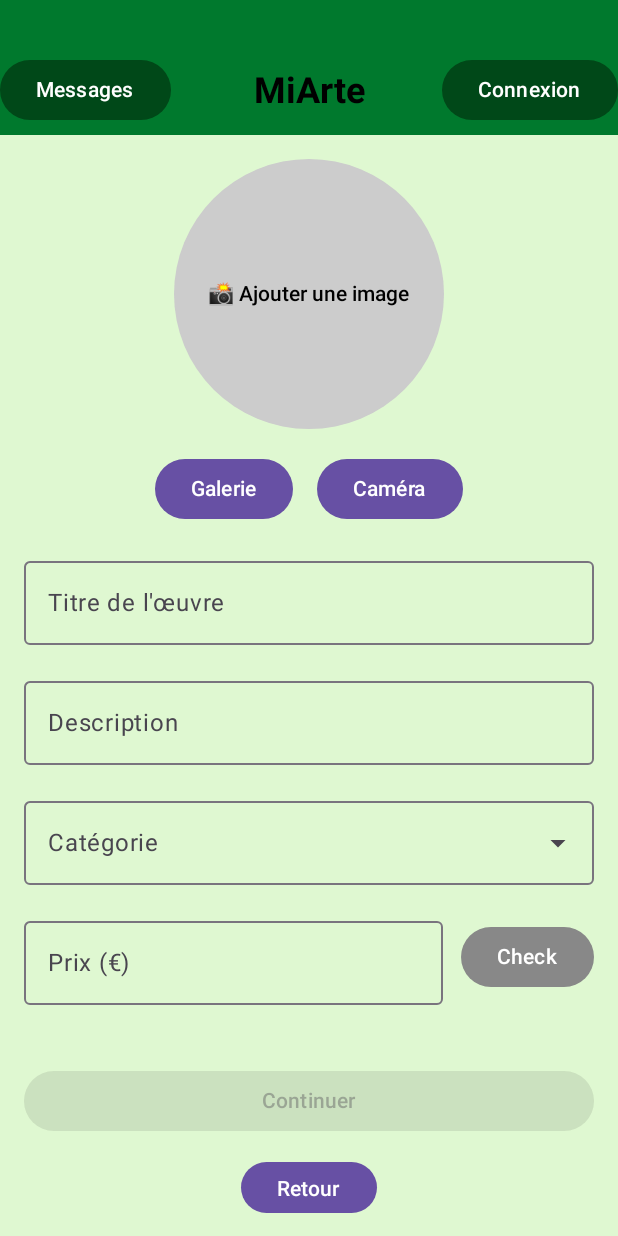
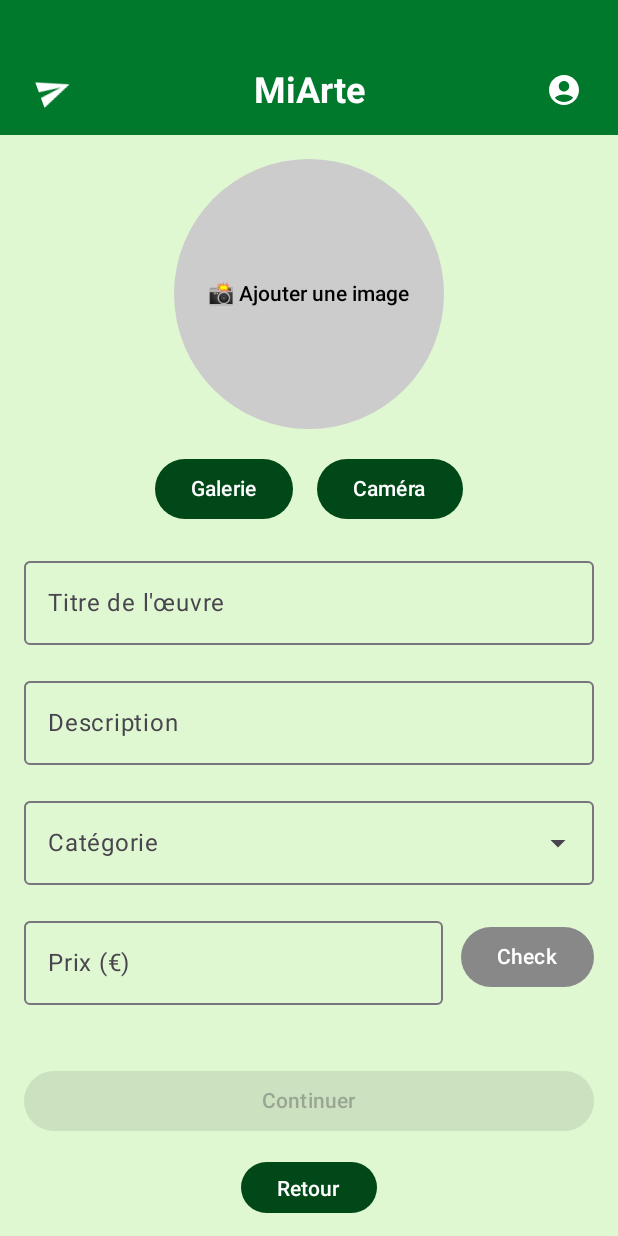
Before and after one commit to DyablOcOrps/8INF865A2025_Projet_DB_MM, an Android app built with Jetpack Compose: the AddArtScreen screen opened through its navigation route, on a phone screen of 412 x 824 dp. Run offline under Robolectric (Android 15) with nearby library versions, the phone set to English and light mode, and no system bars.

Commit message:
Bouton Messages et connexion sous forme d'icone, tous les boutons avec la bonne couleur

```diff
--- a/MiArte/app/src/main/java/com/example/miarte/model/Art.kt
+++ b/MiArte/app/src/main/java/com/example/miarte/model/Art.kt
@@ -1,11 +1,11 @@
 package com.example.miarte.model
 
 data class Art(
-    val id: Int,
-    val title: String,
-    val imageUrl: String,
-    val author: String,
-    val description: String,
-    val price: String,
-    val category : Category
+    val id: Int,                // ID de l'oeuvre
+    val title: String,          // Titre
+    val imageUrl: String,       // URL de l'image
+    val author: String,         // Nom de l'Auteur
+    val description: String,    // Description
+    val price: String,          // Prix
+    val category : Category     // Catégorie
 )
--- a/MiArte/app/src/main/java/com/example/miarte/model/Category.kt
+++ b/MiArte/app/src/main/java/com/example/miarte/model/Category.kt
@@ -1,6 +1,6 @@
 package com.example.miarte.model
 
 data class Category(
-    val id: Int,
-    val name: String
+    val id: Int,            // ID de la catégorie
+    val name: String        // Nom de la catégorie
 )
--- a/MiArte/app/src/main/java/com/example/miarte/ui/components/BaseScreen.kt
+++ b/MiArte/app/src/main/java/com/example/miarte/ui/components/BaseScreen.kt
@@ -4,7 +4,6 @@ import androidx.compose.foundation.background
 import androidx.compose.foundation.layout.*
 import androidx.compose.runtime.Composable
 import androidx.compose.ui.Modifier
-import androidx.compose.ui.unit.dp
 import androidx.navigation.NavController
 import com.example.miarte.ui.theme.GreenBackground
 
--- a/MiArte/app/src/main/java/com/example/miarte/ui/components/TopBarApp.kt
+++ b/MiArte/app/src/main/java/com/example/miarte/ui/components/TopBarApp.kt
@@ -10,8 +10,11 @@ import androidx.compose.ui.unit.dp
 import androidx.compose.ui.unit.sp
 import androidx.compose.foundation.layout.*
 import androidx.navigation.NavController
-import com.example.miarte.ui.theme.GreenButton
 import com.example.miarte.ui.theme.GreenTopBar
+import androidx.compose.material.icons.Icons
+import androidx.compose.material.icons.filled.Send
+import androidx.compose.material.icons.filled.AccountCircle
+import androidx.compose.ui.draw.rotate
 
 @Composable
 fun TopBarApp(navController: NavController,
@@ -32,6 +35,7 @@ fun TopBarApp(navController: NavController,
                 text = "MiArte",
                 fontSize = 24.sp,
                 fontWeight = FontWeight.Bold,
+                color = Color.White,
                 modifier = Modifier.padding(bottom = 15.dp)
             )
 
@@ -39,15 +43,15 @@ fun TopBarApp(navController: NavController,
             if (isConnexionPage) {
                 Button(
                     onClick = { navController.navigate("authentification") },
-                    colors = ButtonDefaults.buttonColors(containerColor = GreenButton),
+                    colors = ButtonDefaults.buttonColors(containerColor = GreenTopBar),
                     modifier = Modifier
                         .align(Alignment.TopEnd)  // placé à droite et en haut
                         .padding(top = 36.dp)     // 🔽 descend un peu le bouton
                 ) {
-                    Text(
-                        text = "Connexion",
-                        color = Color.White,
-                        fontSize = 14.sp
+                    Icon(
+                        imageVector = Icons.Filled.AccountCircle,
+                        contentDescription = "Identification",
+                        tint = Color.White,
                     )
                 }
             }
@@ -56,15 +60,16 @@ fun TopBarApp(navController: NavController,
             if (isMessagePage) {
                 Button(
                     onClick = { navController.navigate("communication") },
-                    colors = ButtonDefaults.buttonColors(containerColor = GreenButton),
+                    colors = ButtonDefaults.buttonColors(containerColor = GreenTopBar),
                     modifier = Modifier
                         .align(Alignment.TopStart)  // placé à gauche et en haut
                         .padding(top = 36.dp)     // 🔽 descend un peu le bouton
                 ) {
-                    Text(
-                        text = "Messages",
-                        color = Color.White,
-                        fontSize = 14.sp
+                    Icon(
+                        imageVector = Icons.Filled.Send,
+                        contentDescription = "Messages",
+                        tint = Color.White,
+                        modifier = Modifier.rotate(-20f)
                     )
                 }
             }
--- a/MiArte/app/src/main/java/com/example/miarte/ui/screens/AddArtScreen.kt
+++ b/MiArte/app/src/main/java/com/example/miarte/ui/screens/AddArtScreen.kt
@@ -26,6 +26,7 @@ import coil.request.ImageRequest
 import com.example.miarte.ui.components.BaseScreen
 import com.example.miarte.viewmodel.MiArteViewModel
 import com.example.miarte.model.Category
+import com.example.miarte.ui.theme.GreenButton
 
 @OptIn(ExperimentalMaterial3Api::class)
 @Composable
@@ -100,10 +101,16 @@ fun AddArtScreen(navController: NavController, viewModel: MiArteViewModel = view
                 }
 
                 Row(horizontalArrangement = Arrangement.spacedBy(16.dp)) {
-                    Button(onClick = { galleryLauncher.launch("image/*") }) {
+                    Button(
+                        onClick = { galleryLauncher.launch("image/*") },
+                        colors = ButtonDefaults.buttonColors(containerColor = GreenButton)
+                    ) {
                         Text("Galerie")
                     }
-                    Button(onClick = { cameraLauncher.launch(null) }) {
+                    Button(
+                        onClick = { galleryLauncher.launch("image/*") },
+                        colors = ButtonDefaults.buttonColors(containerColor = GreenButton)
+                    ) {
                         Text("Caméra")
                     }
                 }
@@ -199,7 +206,10 @@ fun AddArtScreen(navController: NavController, viewModel: MiArteViewModel = view
                     Text("Continuer")
                 }
 
-                Button(onClick = { navController.popBackStack() }) {
+                Button(
+                    onClick = { navController.popBackStack() },
+                    colors = ButtonDefaults.buttonColors(containerColor = GreenButton)
+                ) {
                     Text("Retour")
                 }
             }
--- a/MiArte/app/src/main/java/com/example/miarte/ui/screens/AuthentificationScreen.kt
+++ b/MiArte/app/src/main/java/com/example/miarte/ui/screens/AuthentificationScreen.kt
@@ -10,6 +10,7 @@ import androidx.compose.ui.unit.dp
 import androidx.compose.ui.unit.sp
 import androidx.navigation.NavController
 import com.example.miarte.ui.components.BaseScreen
+import com.example.miarte.ui.theme.GreenButton
 
 @Composable
 fun AuthentificationScreen(navController: NavController) {
@@ -51,6 +52,7 @@ fun AuthentificationScreen(navController: NavController) {
                     // ✅ Ici tu pourras brancher Firebase/Auth ou autre plus tard
                     navController.navigate("home")
                 },
+                colors = ButtonDefaults.buttonColors(containerColor = GreenButton),
                 modifier = Modifier.fillMaxWidth()
             ) {
                 Text("Se connecter")
--- a/MiArte/app/src/main/java/com/example/miarte/ui/screens/CommunicationScreen.kt
+++ b/MiArte/app/src/main/java/com/example/miarte/ui/screens/CommunicationScreen.kt
@@ -10,6 +10,7 @@ import androidx.compose.ui.unit.dp
 import androidx.compose.ui.unit.sp
 import androidx.navigation.NavController
 import com.example.miarte.ui.components.BaseScreen
+import com.example.miarte.ui.theme.GreenButton
 
 @Composable
 fun CommunicationScreen(navController: NavController) {
@@ -37,6 +38,7 @@ fun CommunicationScreen(navController: NavController) {
                         onClick = {
                             navController.navigate("conversation/$user")
                         },
+                        colors = ButtonDefaults.buttonColors(containerColor = GreenButton),
                         modifier = Modifier.fillMaxWidth()
                     ) {
                         Text(text = user, fontSize = 18.sp)
--- a/MiArte/app/src/main/java/com/example/miarte/ui/screens/ConversationScreen.kt
+++ b/MiArte/app/src/main/java/com/example/miarte/ui/screens/ConversationScreen.kt
@@ -14,6 +14,7 @@ import androidx.compose.ui.unit.dp
 import androidx.compose.ui.unit.sp
 import androidx.navigation.NavController
 import com.example.miarte.ui.components.BaseScreen
+import com.example.miarte.ui.theme.GreenButton
 
 @Composable
 fun ConversationScreen(navController: NavController, username: String) {
@@ -61,10 +62,13 @@ fun ConversationScreen(navController: NavController, username: String) {
 
                 Spacer(modifier = Modifier.width(8.dp))
 
-                Button(onClick = {
-                    // TODO : logique d’envoi à ajouter plus tard
-                    message = ""
-                }) {
+                Button(
+                    onClick = {
+                        // TODO : logique d’envoi à ajouter plus tard
+                        message = ""
+                    },
+                    colors = ButtonDefaults.buttonColors(containerColor = GreenButton),
+                ) {
                     Text("Envoyer")
                 }
             }
@@ -73,6 +77,7 @@ fun ConversationScreen(navController: NavController, username: String) {
 
             Button(
                 onClick = { navController.popBackStack() },
+                colors = ButtonDefaults.buttonColors(containerColor = GreenButton),
                 modifier = Modifier.fillMaxWidth()
             ) {
                 Text("Retour")
--- a/MiArte/app/src/main/java/com/example/miarte/ui/screens/DescriptionScreen.kt
+++ b/MiArte/app/src/main/java/com/example/miarte/ui/screens/DescriptionScreen.kt
@@ -11,6 +11,7 @@ import androidx.compose.foundation.layout.fillMaxWidth
 import androidx.compose.foundation.layout.height
 import androidx.compose.foundation.layout.padding
 import androidx.compose.material3.Button
+import androidx.compose.material3.ButtonDefaults
 import androidx.compose.material3.Text
 import androidx.compose.runtime.Composable
 import androidx.compose.ui.Modifier
@@ -21,7 +22,9 @@ import androidx.compose.ui.unit.sp
 import androidx.navigation.NavController
 import com.example.miarte.model.Art
 import com.example.miarte.ui.components.BaseScreen
+import com.example.miarte.ui.theme.GreenButton
 import com.example.miarte.ui.theme.GreenCategoryList
+import com.example.miarte.ui.theme.GreenTopBar
 
 @Composable
 fun DescriptionScreen(
@@ -63,12 +66,16 @@ fun DescriptionScreen(
                 modifier = Modifier.fillMaxWidth(),
                 horizontalArrangement = Arrangement.SpaceBetween
             ) {
-                Button(onClick = { navController.popBackStack() }) {
+                Button(
+                    onClick = { navController.popBackStack() },
+                    colors = ButtonDefaults.buttonColors(containerColor = GreenButton)
+                ) {
                     Text("Retour")
                 }
-                Button(onClick = {
-                    navController.navigate("conversation/${art.author}")
-                }) {
+                Button(
+                    onClick = { navController.navigate("conversation/${art.author}") },
+                    colors = ButtonDefaults.buttonColors(containerColor = GreenButton)
+                ) {
                     Text("Contact")
                 }
             }
--- a/MiArte/app/src/main/java/com/example/miarte/ui/screens/RegisterScreen.kt
+++ b/MiArte/app/src/main/java/com/example/miarte/ui/screens/RegisterScreen.kt
@@ -8,6 +8,7 @@ import androidx.compose.foundation.layout.fillMaxWidth
 import androidx.compose.foundation.layout.height
 import androidx.compose.foundation.layout.padding
 import androidx.compose.material3.Button
+import androidx.compose.material3.ButtonDefaults
 import androidx.compose.material3.OutlinedTextField
 import androidx.compose.material3.Text
 import androidx.compose.material3.TextButton
@@ -23,6 +24,7 @@ import androidx.compose.ui.text.input.PasswordVisualTransformation
 import androidx.compose.ui.unit.dp
 import androidx.compose.ui.unit.sp
 import com.example.miarte.ui.components.BaseScreen
+import com.example.miarte.ui.theme.GreenButton
 
 @Composable
 fun RegisterScreen(navController: NavController) {
@@ -76,6 +78,7 @@ fun RegisterScreen(navController: NavController) {
                         popUpTo("register") { inclusive = true }
                     }
                 },
+                colors = ButtonDefaults.buttonColors(containerColor = GreenButton),
                 modifier = Modifier.fillMaxWidth()
             ) {
                 Text("Créer mon compte")
--- a/MiArte/app/src/main/java/com/example/miarte/viewmodel/ListArtViewModel.kt
+++ b/MiArte/app/src/main/java/com/example/miarte/viewmodel/MiArteViewModel.kt
@@ -41,8 +41,6 @@ class MiArteViewModel : ViewModel() {
     private val _arts = MutableStateFlow<List<Art>>(fullArtList)
     val arts: StateFlow<List<Art>> = _arts.asStateFlow()
 
-    // ===== FILTRAGE =====
-
     fun selectCategory(category: Category) {
         _selectedCategory.value = category
 
@@ -50,8 +48,6 @@ class MiArteViewModel : ViewModel() {
             if (category.id == 0) fullArtList
             else fullArtList.filter { it.category.id == category.id }
     }
-
-    // ===== AJOUT D’UNE ŒUVRE =====
 
     fun addArt(title: String, description: String, price: String, imageUrl: String, category: Category) {
         val newId = (fullArtList.maxOfOrNull { it.id } ?: 0) + 1
```
